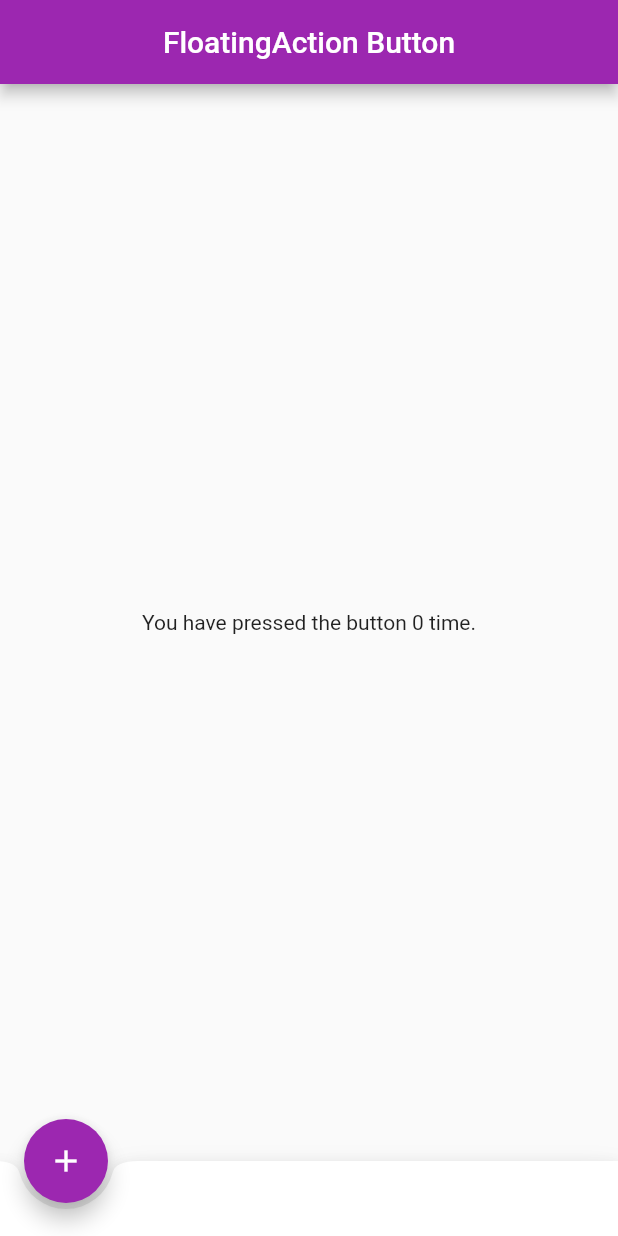
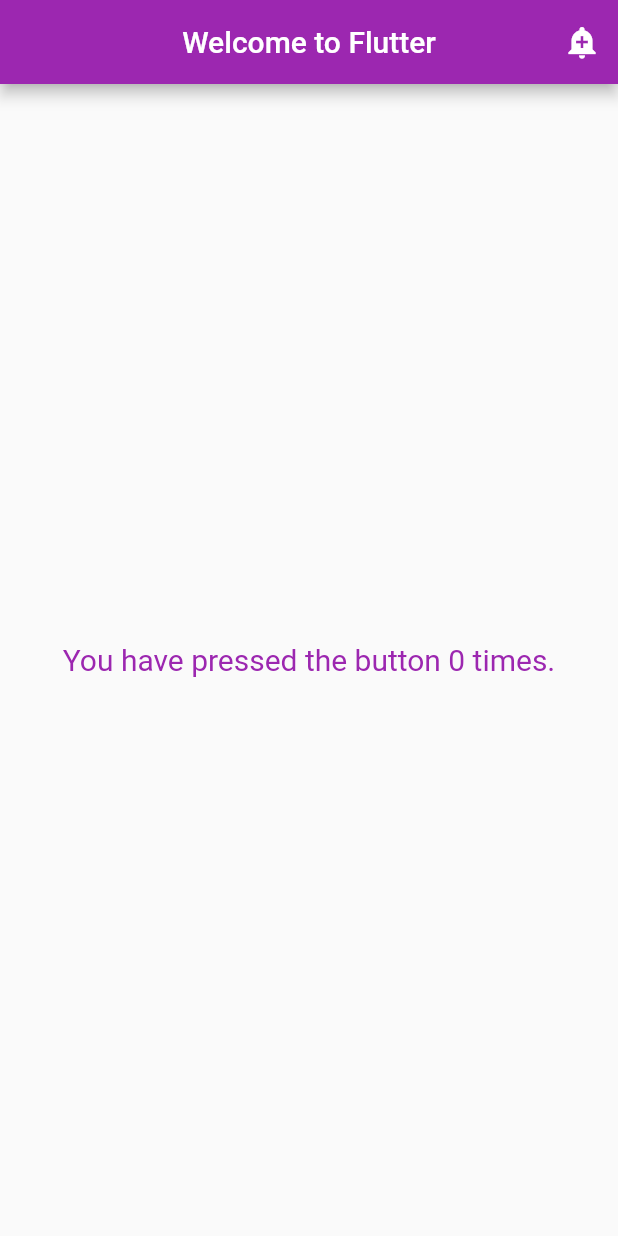
Before and after one commit to patipan-patisampita/flutter_d2-week9, a Flutter app: the screen it shows after launch, on a phone screen of 412 x 824 dp. Run offline on Flutter 3.47's test engine with Material 2 defaults, Android fonts, the phone set to English and light mode, and no system bars.

Commit message:
first commit

```diff
--- /dev/null
+++ b/lib/screens/appbar_demo.dart
@@ -0,0 +1,37 @@
+import 'package:flutter/material.dart';
+
+class AppBarDemo extends StatefulWidget {
+  const AppBarDemo({Key? key}) : super(key: key);
+
+  @override
+  State<AppBarDemo> createState() => _AppBarDemoState();
+}
+
+class _AppBarDemoState extends State<AppBarDemo> {
+  int count = 0;
+  @override
+  Widget build(BuildContext context) {
+    return Scaffold(
+      appBar: AppBar(
+        centerTitle: true,
+        title: Text("Welcome to Flutter"),
+        actions: [
+          IconButton(
+              onPressed: () {
+                setState(() {
+                  count = count + 1;
+                  print('$count');
+                });
+              },
+              icon: Icon(Icons.add_alert))
+        ],
+      ),
+      body: Center(
+        child: Text(
+          "You have pressed the button $count times.",
+          style: TextStyle(fontSize: 20.0, color: Colors.purple),
+        ),
+      ),
+    );
+  }
+}
--- a/lib/screens/home.dart
+++ b/lib/screens/home.dart
@@ -1,7 +1,6 @@
 import 'package:flutter/material.dart';
 
-import 'floataction_demo.dart';
-
+import 'appbar_demo.dart';
 
 class MyApp extends StatelessWidget {
   const MyApp({Key? key}) : super(key: key);
@@ -11,7 +10,7 @@ class MyApp extends StatelessWidget {
     return MaterialApp(
       title: 'Flutter App Development',
       debugShowCheckedModeBanner: false,
-      home: const FloatActionDemo(),
+      home: const AppBarDemo(),
       theme: ThemeData(primarySwatch: Colors.purple),
     );
   }
```
